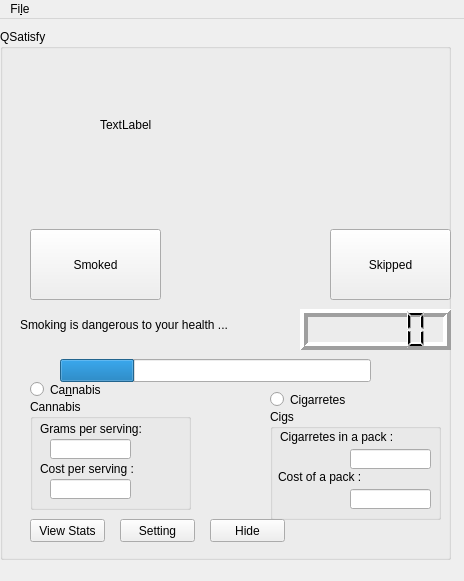
netpipe/QSatisfy, file mainwindow.ui: the form before one commit.
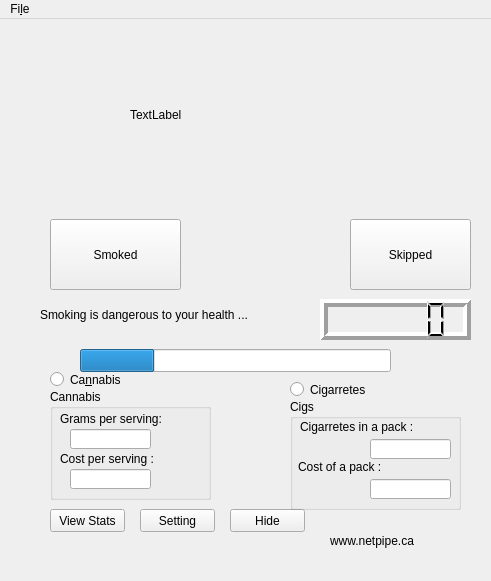
The form after the commit.

```diff
--- a/mainwindow.ui
+++ b/mainwindow.ui
@@ -6,30 +6,99 @@
    <rect>
     <x>0</x>
     <y>0</y>
-    <width>464</width>
+    <width>491</width>
     <height>581</height>
    </rect>
   </property>
   <property name="windowTitle">
-   <string>Smoking App</string>
-  </property>
-  <widget class="QWidget" name="centralWidget">
-   <widget class="QGroupBox" name="groupBox">
-    <property name="geometry">
-     <rect>
-      <x>0</x>
-      <y>10</y>
-      <width>451</width>
-      <height>531</height>
-     </rect>
-    </property>
-    <property name="title">
      <string>QSatisfy</string>
     </property>
+  <widget class="QWidget" name="centralWidget">
+   <widget class="QPushButton" name="btnHide">
+    <property name="geometry">
+     <rect>
+      <x>230</x>
+      <y>490</y>
+      <width>75</width>
+      <height>23</height>
+     </rect>
+    </property>
+    <property name="text">
+     <string>Hide</string>
+    </property>
+   </widget>
+   <widget class="QLabel" name="lblCaution">
+    <property name="geometry">
+     <rect>
+      <x>40</x>
+      <y>280</y>
+      <width>281</width>
+      <height>31</height>
+     </rect>
+    </property>
+    <property name="text">
+     <string>Smoking is dangerous to your health ...</string>
+    </property>
+   </widget>
+   <widget class="QPushButton" name="btnSmoked">
+    <property name="geometry">
+     <rect>
+      <x>50</x>
+      <y>200</y>
+      <width>131</width>
+      <height>71</height>
+     </rect>
+    </property>
+    <property name="text">
+     <string>Smoked</string>
+    </property>
+   </widget>
+   <widget class="QProgressBar" name="timeCountProgress">
+    <property name="geometry">
+     <rect>
+      <x>80</x>
+      <y>330</y>
+      <width>311</width>
+      <height>23</height>
+     </rect>
+    </property>
+    <property name="value">
+     <number>24</number>
+    </property>
+    <property name="textVisible">
+     <bool>false</bool>
+    </property>
+   </widget>
+   <widget class="QPushButton" name="btnSkipped">
+    <property name="geometry">
+     <rect>
+      <x>350</x>
+      <y>200</y>
+      <width>121</width>
+      <height>71</height>
+     </rect>
+    </property>
+    <property name="text">
+     <string>Skipped</string>
+    </property>
+   </widget>
+   <widget class="QLabel" name="label_2">
+    <property name="geometry">
+     <rect>
+      <x>330</x>
+      <y>501</y>
+      <width>121</width>
+      <height>41</height>
+     </rect>
+    </property>
+    <property name="text">
+     <string>www.netpipe.ca</string>
+    </property>
+   </widget>
     <widget class="QGroupBox" name="settingCanGroup">
      <property name="geometry">
       <rect>
-       <x>30</x>
+      <x>50</x>
        <y>370</y>
        <width>161</width>
        <height>111</height>
@@ -88,7 +157,7 @@
     <widget class="QLabel" name="label">
      <property name="geometry">
       <rect>
-       <x>100</x>
+      <x>130</x>
        <y>0</y>
        <width>251</width>
        <height>191</height>
@@ -98,36 +167,10 @@
       <string>TextLabel</string>
      </property>
     </widget>
-    <widget class="QPushButton" name="btnSkipped">
-     <property name="geometry">
-      <rect>
-       <x>330</x>
-       <y>200</y>
-       <width>121</width>
-       <height>71</height>
-      </rect>
-     </property>
-     <property name="text">
-      <string>Skipped</string>
-     </property>
-    </widget>
-    <widget class="QPushButton" name="btnViewSetting">
-     <property name="geometry">
-      <rect>
-       <x>120</x>
-       <y>490</y>
-       <width>75</width>
-       <height>23</height>
-      </rect>
-     </property>
-     <property name="text">
-      <string>Setting</string>
-     </property>
-    </widget>
     <widget class="QGroupBox" name="settingCigGroup">
      <property name="geometry">
       <rect>
-       <x>270</x>
+      <x>290</x>
        <y>380</y>
        <width>171</width>
        <height>111</height>
@@ -183,10 +226,36 @@
       </property>
      </widget>
     </widget>
+   <widget class="QPushButton" name="btnViewSetting">
+    <property name="geometry">
+     <rect>
+      <x>140</x>
+      <y>490</y>
+      <width>75</width>
+      <height>23</height>
+     </rect>
+    </property>
+    <property name="text">
+     <string>Setting</string>
+    </property>
+   </widget>
+   <widget class="QPushButton" name="btnViewStats">
+    <property name="geometry">
+     <rect>
+      <x>50</x>
+      <y>490</y>
+      <width>75</width>
+      <height>23</height>
+     </rect>
+    </property>
+    <property name="text">
+     <string>View Stats</string>
+    </property>
+   </widget>
     <widget class="QRadioButton" name="radioCannabis">
      <property name="geometry">
       <rect>
-       <x>30</x>
+      <x>50</x>
        <y>350</y>
        <width>121</width>
        <height>21</height>
@@ -196,23 +265,10 @@
       <string>Ca&amp;nnabis</string>
      </property>
     </widget>
-    <widget class="QLabel" name="lblCaution">
-     <property name="geometry">
-      <rect>
-       <x>20</x>
-       <y>280</y>
-       <width>281</width>
-       <height>31</height>
-      </rect>
-     </property>
-     <property name="text">
-      <string>Smoking is dangerous to your health ...</string>
-     </property>
-    </widget>
     <widget class="QLCDNumber" name="timeLcd">
      <property name="geometry">
       <rect>
-       <x>300</x>
+      <x>320</x>
        <y>280</y>
        <width>151</width>
        <height>41</height>
@@ -222,36 +278,10 @@
       <number>4</number>
      </property>
     </widget>
-    <widget class="QPushButton" name="btnSmoked">
-     <property name="geometry">
-      <rect>
-       <x>30</x>
-       <y>200</y>
-       <width>131</width>
-       <height>71</height>
-      </rect>
-     </property>
-     <property name="text">
-      <string>Smoked</string>
-     </property>
-    </widget>
-    <widget class="QPushButton" name="btnHide">
-     <property name="geometry">
-      <rect>
-       <x>210</x>
-       <y>490</y>
-       <width>75</width>
-       <height>23</height>
-      </rect>
-     </property>
-     <property name="text">
-      <string>Hide</string>
-     </property>
-    </widget>
     <widget class="QRadioButton" name="radioCigarrete">
      <property name="geometry">
       <rect>
-       <x>270</x>
+      <x>290</x>
        <y>360</y>
        <width>101</width>
        <height>21</height>
@@ -261,43 +291,13 @@
       <string>Cigarretes</string>
      </property>
     </widget>
-    <widget class="QPushButton" name="btnViewStats">
-     <property name="geometry">
-      <rect>
-       <x>30</x>
-       <y>490</y>
-       <width>75</width>
-       <height>23</height>
-      </rect>
-     </property>
-     <property name="text">
-      <string>View Stats</string>
-     </property>
-    </widget>
-    <widget class="QProgressBar" name="timeCountProgress">
-     <property name="geometry">
-      <rect>
-       <x>60</x>
-       <y>330</y>
-       <width>311</width>
-       <height>23</height>
-      </rect>
-     </property>
-     <property name="value">
-      <number>24</number>
-     </property>
-     <property name="textVisible">
-      <bool>false</bool>
-     </property>
-    </widget>
-   </widget>
   </widget>
   <widget class="QMenuBar" name="menuBar">
    <property name="geometry">
     <rect>
      <x>0</x>
      <y>0</y>
-     <width>464</width>
+     <width>491</width>
      <height>28</height>
     </rect>
    </property>
```
Left out of the diff: 15 changed lines with no effect on the pictures. Lines whose indentation alone changed are shown as unchanged.
